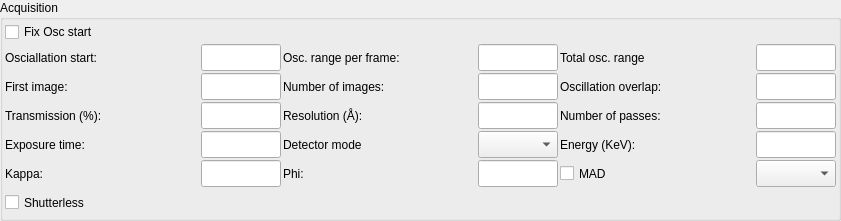
mxcube/mxcubeqt, file gui/ui_files/acquisition_widget_horizontal_layout.ui: the form before one commit.
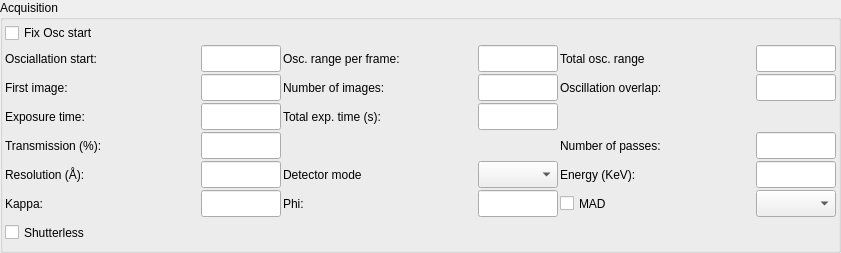
The form after the commit.

The edit to the form file:
```diff
--- a/gui/ui_files/acquisition_widget_horizontal_layout.ui
+++ b/gui/ui_files/acquisition_widget_horizontal_layout.ui
@@ -7,7 +7,7 @@
     <x>0</x>
     <y>0</y>
     <width>841</width>
-    <height>220</height>
+    <height>253</height>
    </rect>
   </property>
   <property name="windowTitle">
@@ -43,77 +43,142 @@
         <property name="spacing">
          <number>2</number>
         </property>
-        <item row="2" column="2">
-         <widget class="QLabel" name="num_images_label">
-          <property name="acceptDrops">
+        <item row="4" column="5">
+         <widget class="QLineEdit" name="num_passes_ledit">
+          <property name="enabled">
            <bool>true</bool>
           </property>
+          <property name="minimumSize">
+           <size>
+            <width>80</width>
+            <height>27</height>
+           </size>
+          </property>
+          <property name="maximumSize">
+           <size>
+            <width>80</width>
+            <height>27</height>
+           </size>
+          </property>
+         </widget>
+        </item>
+        <item row="4" column="4">
+         <widget class="QLabel" name="num_passes_label">
+          <property name="enabled">
+           <bool>true</bool>
+          </property>
+          <property name="minimumSize">
+           <size>
+            <width>0</width>
+            <height>27</height>
+           </size>
+          </property>
+          <property name="maximumSize">
+           <size>
+            <width>16777215</width>
+            <height>27</height>
+           </size>
+          </property>
           <property name="text">
-           <string>Number of images:</string>
+           <string>Number of passes:</string>
           </property>
           <property name="wordWrap">
            <bool>false</bool>
           </property>
          </widget>
         </item>
-        <item row="5" column="2">
+        <item row="0" column="0">
+         <widget class="QCheckBox" name="osc_start_cbox">
+          <property name="text">
+           <string>Fix Osc start</string>
+          </property>
+         </widget>
+        </item>
+        <item row="2" column="0">
+         <widget class="QLabel" name="first_image_label">
+          <property name="text">
+           <string>First image:</string>
+          </property>
+          <property name="wordWrap">
+           <bool>false</bool>
+          </property>
+         </widget>
+        </item>
+        <item row="1" column="3">
+         <widget class="QLineEdit" name="osc_range_ledit">
+          <property name="minimumSize">
+           <size>
+            <width>80</width>
+            <height>27</height>
+           </size>
+          </property>
+          <property name="maximumSize">
+           <size>
+            <width>80</width>
+            <height>27</height>
+           </size>
+          </property>
+         </widget>
+        </item>
+        <item row="1" column="4">
+         <widget class="QLabel" name="osc_total_range_label">
+          <property name="minimumSize">
+           <size>
+            <width>0</width>
+            <height>27</height>
+           </size>
+          </property>
+          <property name="text">
+           <string>Total osc. range</string>
+          </property>
+         </widget>
+        </item>
+        <item row="6" column="4">
+         <widget class="QCheckBox" name="mad_cbox">
+          <property name="minimumSize">
+           <size>
+            <width>0</width>
+            <height>27</height>
+           </size>
+          </property>
+          <property name="maximumSize">
+           <size>
+            <width>16777215</width>
+            <height>27</height>
+           </size>
+          </property>
+          <property name="text">
+           <string>MAD</string>
+          </property>
+         </widget>
+        </item>
+        <item row="1" column="1">
+         <widget class="QLineEdit" name="osc_start_ledit">
+          <property name="minimumSize">
+           <size>
+            <width>80</width>
+            <height>27</height>
+           </size>
+          </property>
+          <property name="maximumSize">
+           <size>
+            <width>80</width>
+            <height>27</height>
+           </size>
+          </property>
+         </widget>
+        </item>
+        <item row="6" column="2">
          <widget class="QLabel" name="kappa_phi_label">
           <property name="text">
            <string>Phi:</string>
           </property>
          </widget>
         </item>
-        <item row="2" column="4">
-         <widget class="QLabel" name="overlap_label">
-          <property name="minimumSize">
-           <size>
-            <width>0</width>
-            <height>27</height>
-           </size>
-          </property>
-          <property name="maximumSize">
-           <size>
-            <width>16777215</width>
-            <height>27</height>
-           </size>
-          </property>
+        <item row="1" column="0">
+         <widget class="QLabel" name="osc_start_label">
           <property name="text">
-           <string>Oscillation overlap:</string>
-          </property>
-          <property name="wordWrap">
-           <bool>false</bool>
-          </property>
-         </widget>
-        </item>
-        <item row="3" column="1">
-         <widget class="QLineEdit" name="transmission_ledit">
-          <property name="minimumSize">
-           <size>
-            <width>80</width>
-            <height>27</height>
-           </size>
-          </property>
-          <property name="maximumSize">
-           <size>
-            <width>80</width>
-            <height>27</height>
-           </size>
-          </property>
-         </widget>
-        </item>
-        <item row="1" column="5">
-         <widget class="QLineEdit" name="osc_total_range_ledit">
-          <property name="minimumSize">
-           <size>
-            <width>0</width>
-            <height>27</height>
-           </size>
-          </property>
-          <property name="maximumSize">
-           <size>
-            <width>80</width>
-            <height>27</height>
-           </size>
+           <string>Osciallation start:</string>
           </property>
          </widget>
         </item>
@@ -127,28 +192,120 @@
           </property>
          </widget>
         </item>
-        <item row="1" column="4">
-         <widget class="QLabel" name="osc_total_range_label">
+        <item row="7" column="0">
+         <widget class="QCheckBox" name="shutterless_cbx">
           <property name="minimumSize">
            <size>
             <width>0</width>
             <height>27</height>
            </size>
           </property>
+          <property name="maximumSize">
+           <size>
+            <width>16777215</width>
+            <height>27</height>
+           </size>
+          </property>
           <property name="text">
-           <string>Total osc. range</string>
+           <string>Shutterless</string>
           </property>
          </widget>
         </item>
-        <item row="4" column="2">
-         <widget class="QLabel" name="detector_roi_mode_label">
+        <item row="6" column="3">
+         <widget class="QLineEdit" name="kappa_phi_ledit">
+          <property name="minimumSize">
+           <size>
+            <width>0</width>
+            <height>27</height>
+           </size>
+          </property>
+          <property name="maximumSize">
+           <size>
+            <width>80</width>
+            <height>27</height>
+           </size>
+          </property>
+         </widget>
+        </item>
+        <item row="5" column="5">
+         <widget class="QLineEdit" name="energy_ledit">
+          <property name="minimumSize">
+           <size>
+            <width>80</width>
+            <height>27</height>
+           </size>
+          </property>
+          <property name="maximumSize">
+           <size>
+            <width>80</width>
+            <height>27</height>
+           </size>
+          </property>
+         </widget>
+        </item>
+        <item row="2" column="5">
+         <widget class="QLineEdit" name="overlap_ledit">
+          <property name="minimumSize">
+           <size>
+            <width>80</width>
+            <height>27</height>
+           </size>
+          </property>
+          <property name="maximumSize">
+           <size>
+            <width>80</width>
+            <height>27</height>
+           </size>
+          </property>
+         </widget>
+        </item>
+        <item row="6" column="0">
+         <widget class="QLabel" name="kappa_label">
           <property name="text">
-           <string>Detector mode</string>
+           <string>Kappa:</string>
+          </property>
+         </widget>
+        </item>
+        <item row="2" column="3">
+         <widget class="QLineEdit" name="num_images_ledit">
+          <property name="minimumSize">
+           <size>
+            <width>70</width>
+            <height>27</height>
+           </size>
+          </property>
+          <property name="maximumSize">
+           <size>
+            <width>80</width>
+            <height>27</height>
+           </size>
+          </property>
+         </widget>
+        </item>
+        <item row="5" column="4">
+         <widget class="QLabel" name="energy_label">
+          <property name="minimumSize">
+           <size>
+            <width>0</width>
+            <height>27</height>
+           </size>
+          </property>
+          <property name="maximumSize">
+           <size>
+            <width>16777215</width>
+            <height>27</height>
+           </size>
+          </property>
+          <property name="text">
+           <string>Energy (KeV):</string>
+          </property>
+          <property name="wordWrap">
+           <bool>false</bool>
           </property>
          </widget>
         </item>
         <item row="4" column="1">
-         <widget class="QLineEdit" name="exp_time_ledit">
+         <widget class="QLineEdit" name="transmission_ledit">
           <property name="minimumSize">
            <size>
             <width>80</width>
@@ -163,8 +320,8 @@
           </property>
          </widget>
         </item>
-        <item row="5" column="1">
-         <widget class="QLineEdit" name="kappa_ledit">
+        <item row="2" column="4">
+         <widget class="QLabel" name="overlap_label">
           <property name="minimumSize">
            <size>
             <width>0</width>
@@ -173,13 +330,19 @@
           </property>
           <property name="maximumSize">
            <size>
-            <width>80</width>
+            <width>16777215</width>
             <height>27</height>
            </size>
           </property>
+          <property name="text">
+           <string>Oscillation overlap:</string>
+          </property>
+          <property name="wordWrap">
+           <bool>false</bool>
+          </property>
          </widget>
         </item>
-        <item row="4" column="3">
+        <item row="5" column="3">
          <widget class="QComboBox" name="detector_roi_mode_combo">
           <property name="minimumSize">
            <size>
@@ -195,7 +358,23 @@
           </property>
          </widget>
         </item>
-        <item row="3" column="0">
+        <item row="2" column="1">
+         <widget class="QLineEdit" name="first_image_ledit">
+          <property name="minimumSize">
+           <size>
+            <width>80</width>
+            <height>27</height>
+           </size>
+          </property>
+          <property name="maximumSize">
+           <size>
+            <width>80</width>
+            <height>27</height>
+           </size>
+          </property>
+         </widget>
+        </item>
+        <item row="4" column="0">
          <widget class="QLabel" name="transmission_label">
           <property name="text">
            <string>Transmission (%):</string>
@@ -205,49 +384,27 @@
           </property>
          </widget>
         </item>
-        <item row="1" column="1">
-         <widget class="QLineEdit" name="osc_start_ledit">
-          <property name="minimumSize">
-           <size>
-            <width>80</width>
-            <height>27</height>
-           </size>
+        <item row="5" column="2">
+         <widget class="QLabel" name="detector_roi_mode_label">
+          <property name="text">
+           <string>Detector mode</string>
           </property>
-          <property name="maximumSize">
-           <size>
-            <width>80</width>
-            <height>27</height>
-           </size>
-          </property>
          </widget>
         </item>
-        <item row="2" column="3">
-         <widget class="QLineEdit" name="num_images_ledit">
-          <property name="minimumSize">
-           <size>
-            <width>70</width>
-            <height>27</height>
-           </size>
+        <item row="2" column="2">
+         <widget class="QLabel" name="num_images_label">
+          <property name="acceptDrops">
+           <bool>true</bool>
           </property>
-          <property name="maximumSize">
-           <size>
-            <width>80</width>
-            <height>27</height>
-           </size>
-          </property>
-         </widget>
-        </item>
-        <item row="2" column="0">
-         <widget class="QLabel" name="first_image_label">
           <property name="text">
-           <string>First image:</string>
+           <string>Number of images:</string>
           </property>
           <property name="wordWrap">
            <bool>false</bool>
           </property>
          </widget>
         </item>
-        <item row="5" column="5">
+        <item row="6" column="5">
          <widget class="QComboBox" name="energies_combo">
           <property name="minimumSize">
            <size>
@@ -263,11 +420,11 @@
           </property>
          </widget>
         </item>
-        <item row="3" column="3">
-         <widget class="QLineEdit" name="resolution_ledit">
+        <item row="6" column="1">
+         <widget class="QLineEdit" name="kappa_ledit">
           <property name="minimumSize">
            <size>
-            <width>80</width>
+            <width>0</width>
             <height>27</height>
            </size>
           </property>
@@ -279,17 +436,23 @@
           </property>
          </widget>
         </item>
-        <item row="3" column="2">
-         <widget class="QLabel" name="resolution_label">
-          <property name="text">
-           <string>Resolution (Å):</string>
+        <item row="1" column="5">
+         <widget class="QLineEdit" name="osc_total_range_ledit">
+          <property name="minimumSize">
+           <size>
+            <width>0</width>
+            <height>27</height>
+           </size>
           </property>
-          <property name="wordWrap">
-           <bool>false</bool>
+          <property name="maximumSize">
+           <size>
+            <width>80</width>
+            <height>27</height>
+           </size>
           </property>
          </widget>
         </item>
-        <item row="4" column="0">
+        <item row="3" column="0">
          <widget class="QLabel" name="exp_time_label">
           <property name="text">
            <string>Exposure time:</string>
@@ -299,151 +462,34 @@
           </property>
          </widget>
         </item>
-        <item row="5" column="3">
-         <widget class="QLineEdit" name="kappa_phi_ledit">
+        <item row="3" column="1">
+         <widget class="QLineEdit" name="exp_time_ledit">
           <property name="minimumSize">
            <size>
-            <width>0</width>
-            <height>27</height>
-           </size>
-          </property>
-          <property name="maximumSize">
-           <size>
             <width>80</width>
             <height>27</height>
            </size>
           </property>
-         </widget>
-        </item>
-        <item row="5" column="4">
-         <widget class="QCheckBox" name="mad_cbox">
-          <property name="minimumSize">
-           <size>
-            <width>0</width>
-            <height>27</height>
-           </size>
-          </property>
           <property name="maximumSize">
            <size>
-            <width>16777215</width>
-            <height>27</height>
-           </size>
-          </property>
-          <property name="text">
-           <string>MAD</string>
-          </property>
-         </widget>
-        </item>
-        <item row="6" column="0">
-         <widget class="QCheckBox" name="shutterless_cbx">
-          <property name="minimumSize">
-           <size>
-            <width>0</width>
-            <height>27</height>
-           </size>
-          </property>
-          <property name="maximumSize">
-           <size>
-            <width>16777215</width>
-            <height>27</height>
-           </size>
-          </property>
-          <property name="text">
-           <string>Shutterless</string>
-          </property>
-         </widget>
-        </item>
-        <item row="4" column="5">
-         <widget class="QLineEdit" name="energy_ledit">
-          <property name="minimumSize">
-           <size>
             <width>80</width>
             <height>27</height>
            </size>
-          </property>
-          <property name="maximumSize">
-           <size>
-            <width>80</width>
-            <height>27</height>
-           </size>
-          </property>
-         </widget>
-        </item>
-        <item row="3" column="5">
-         <widget class="QLineEdit" name="num_passes_ledit">
-          <property name="enabled">
-           <bool>true</bool>
-          </property>
-          <property name="minimumSize">
-           <size>
-            <width>80</width>
-            <height>27</height>
-           </size>
-          </property>
-          <property name="maximumSize">
-           <size>
-            <width>80</width>
-            <height>27</height>
-           </size>
-          </property>
-         </widget>
-        </item>
-        <item row="4" column="4">
-         <widget class="QLabel" name="energy_label">
-          <property name="minimumSize">
-           <size>
-            <width>0</width>
-            <height>27</height>
-           </size>
-          </property>
-          <property name="maximumSize">
-           <size>
-            <width>16777215</width>
-            <height>27</height>
-           </size>
-          </property>
-          <property name="text">
-           <string>Energy (KeV):</string>
-          </property>
-          <property name="wordWrap">
-           <bool>false</bool>
           </property>
          </widget>
         </item>
         <item row="5" column="0">
-         <widget class="QLabel" name="kappa_label">
+         <widget class="QLabel" name="resolution_label">
           <property name="text">
-           <string>Kappa:</string>
-          </property>
-         </widget>
-        </item>
-        <item row="3" column="4">
-         <widget class="QLabel" name="num_passes_label">
-          <property name="enabled">
-           <bool>true</bool>
-          </property>
-          <property name="minimumSize">
-           <size>
-            <width>0</width>
-            <height>27</height>
-           </size>
-          </property>
-          <property name="maximumSize">
-           <size>
-            <width>16777215</width>
-            <height>27</height>
-           </size>
-          </property>
-          <property name="text">
-           <string>Number of passes:</string>
+           <string>Resolution (Å):</string>
           </property>
           <property name="wordWrap">
            <bool>false</bool>
           </property>
          </widget>
         </item>
-        <item row="2" column="5">
-         <widget class="QLineEdit" name="overlap_ledit">
+        <item row="5" column="1">
+         <widget class="QLineEdit" name="resolution_ledit">
           <property name="minimumSize">
            <size>
             <width>80</width>
@@ -458,28 +504,19 @@
           </property>
          </widget>
         </item>
-        <item row="1" column="3">
-         <widget class="QLineEdit" name="osc_range_ledit">
-          <property name="minimumSize">
-           <size>
-            <width>80</width>
-            <height>27</height>
-           </size>
+        <item row="3" column="2">
+         <widget class="QLabel" name="exp_time_total_label">
+          <property name="text">
+           <string>Total exp. time (s):</string>
           </property>
-          <property name="maximumSize">
-           <size>
-            <width>80</width>
-            <height>27</height>
-           </size>
-          </property>
          </widget>
         </item>
-        <item row="2" column="1">
-         <widget class="QLineEdit" name="first_image_ledit">
+        <item row="3" column="3">
+         <widget class="QLineEdit" name="exp_time_total_ledit">
           <property name="minimumSize">
            <size>
-            <width>80</width>
-            <height>27</height>
+            <width>70</width>
+            <height>0</height>
            </size>
           </property>
           <property name="maximumSize">
@@ -490,20 +527,6 @@
           </property>
          </widget>
         </item>
-        <item row="1" column="0">
-         <widget class="QLabel" name="osc_start_label">
-          <property name="text">
-           <string>Osciallation start:</string>
-          </property>
-         </widget>
-        </item>
-        <item row="0" column="0">
-         <widget class="QCheckBox" name="osc_start_cbox">
-          <property name="text">
-           <string>Fix Osc start</string>
-          </property>
-         </widget>
-        </item>
        </layout>
       </item>
      </layout>
```
